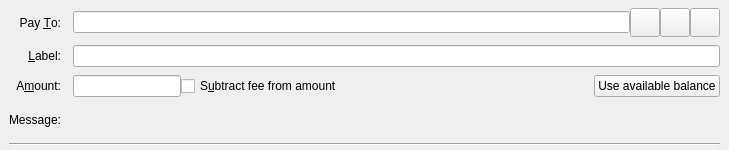
Old version of the form src/qt/forms/sendcoinsentry.ui in the repository pocketnetteam/pocketnet.core.
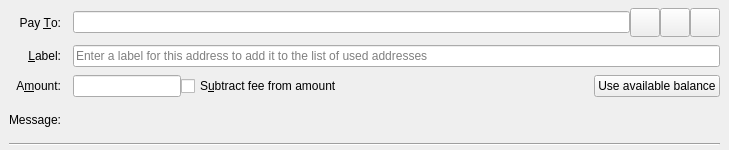
New version of the form. Icons and pictures are not drawn. Custom widgets are drawn as their Qt base class.

```diff
--- a/src/qt/forms/sendcoinsentry.ui
+++ b/src/qt/forms/sendcoinsentry.ui
@@ -147,6 +147,9 @@
       <property name="toolTip">
        <string>Enter a label for this address to add it to the list of used addresses</string>
       </property>
+      <property name="placeholderText">
+       <string>Enter a label for this address to add it to the list of used addresses</string>
+      </property>
      </widget>
     </item>
     <item row="2" column="0">
```
Left out of the diff: 9 changed lines with no effect on the pictures.
